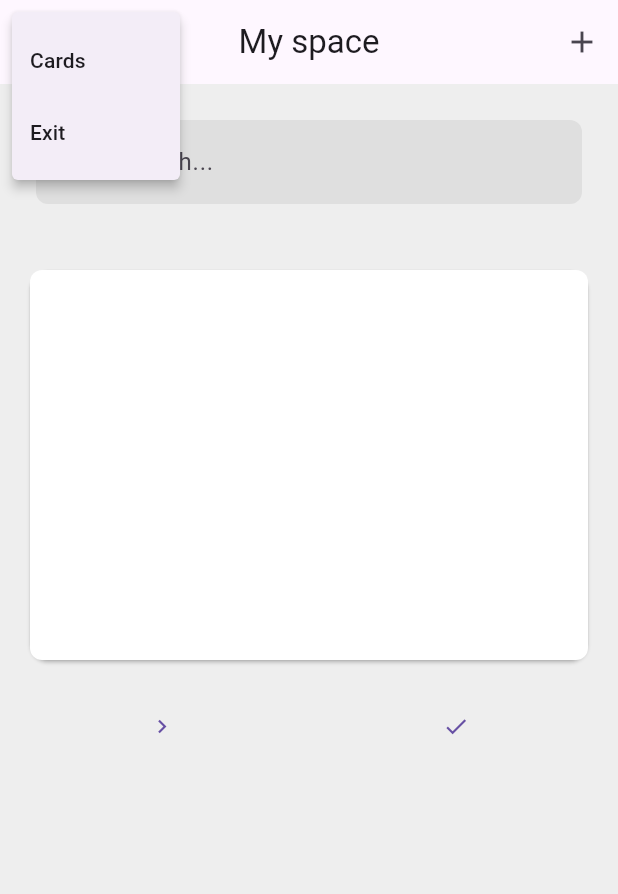
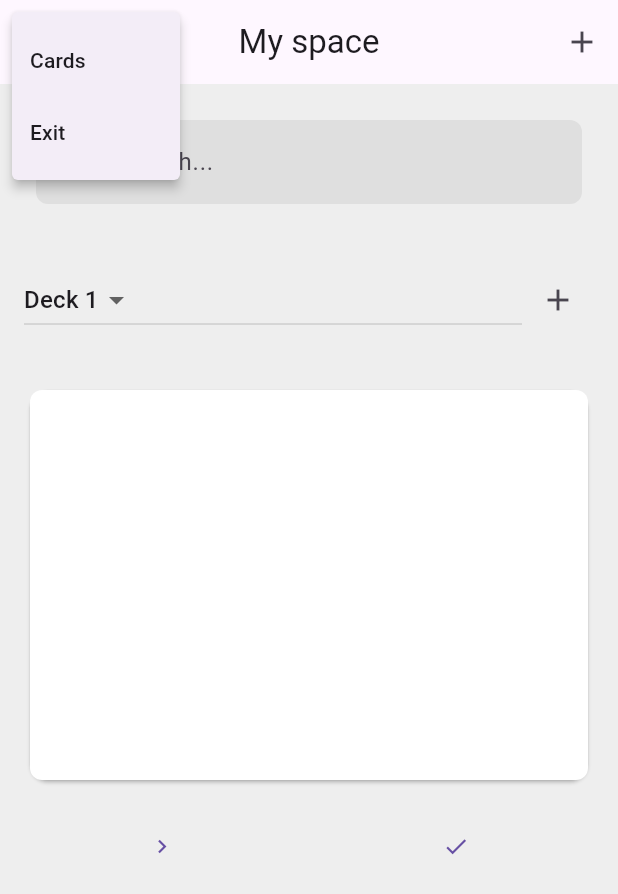
Before and after one commit to mkizhevsk/wordnest, a Flutter app: the CardTab screen opened directly, after a tap on the "menu" icon, on a phone screen of 412 x 824 dp. Shown: the top 894 px of the screen. Run offline on Flutter 3.47's test engine with Material 3 defaults, Android fonts, the phone set to English and light mode, and no system bars; our stand-ins replace jwt_decoder, shared_preferences, sqflite; accounts and stored records are empty.

Commit message:
deck dropdawn added

```diff
--- a/lib/database/app_database.dart
+++ b/lib/database/app_database.dart
@@ -144,7 +144,7 @@ class AppDatabase {
 
     final result = await db.query(
       constants.cardTableName,
-      where: '${constants.deckIdField} = ?',
+      where: '${constants.cardDeckIdField} = ?',
       whereArgs: [deckId],
       orderBy: '${constants.cardEditDateTimeField} DESC',
     );
@@ -154,9 +154,9 @@ class AppDatabase {
   }
 
   Future<CardEntity> getCardToLearn(int deckId) async {
-    print('getCardToLearn');
+    print('AppDatabase getCardToLearn for deckId $deckId');
     var cards = await getCardsByDeck(deckId);
-    print('cards to learn: ${cards.length}');
+    print('cards in deck: ${cards.length}');
     // for (var card in cards) {
     //   print(card);
     // }
--- a/lib/screens/cards.dart
+++ b/lib/screens/cards.dart
@@ -22,6 +22,12 @@ class CardTabState extends State<CardTab> {
   String _backText = "";
   String _exampleText = "";
 
+  // Test deck data (IDs and names)
+  List<Map<String, dynamic>> _decks = [
+    {"id": 1, "name": "Deck 1"}, // Test deck 1
+    {"id": 2, "name": "Deck 2"}, // Test deck 2
+  ];
+
   @override
   void initState() {
     super.initState();
@@ -30,6 +36,7 @@ class CardTabState extends State<CardTab> {
   }
 
   Future<void> _fetchCardData() async {
+    print('CardTabState _fetchCardData() for deckId $_deckId');
     final card = await db.getCardToLearn(_deckId);
 
     setState(() {
@@ -109,6 +116,39 @@ class CardTabState extends State<CardTab> {
                 padding: EdgeInsets.all(16.0),
                 child: Center(
                   child: SearchRow(),
+                ),
+              ),
+              // Dropdown and button row
+              Padding(
+                padding: const EdgeInsets.all(16.0),
+                child: Row(
+                  children: [
+                    Expanded(
+                      child: DropdownButton<int>(
+                        value: _deckId,
+                        items: _decks.map((deck) {
+                          return DropdownMenuItem<int>(
+                            value: deck["id"],
+                            child: Text(deck["name"]),
+                          );
+                        }).toList(),
+                        onChanged: (int? newValue) {
+                          setState(() {
+                            _deckId = newValue!;
+                          });
+                        },
+                      ),
+                    ),
+                    IconButton(
+                      icon: const Icon(Icons.add),
+                      tooltip: 'Create deck',
+                      onPressed: () {
+                        // Handle create deck logic
+                        print('Create new deck');
+                        // You can navigate to a new screen or show a dialog to create a deck
+                      },
+                    ),
+                  ],
                 ),
               ),
               SizedBox(
```
